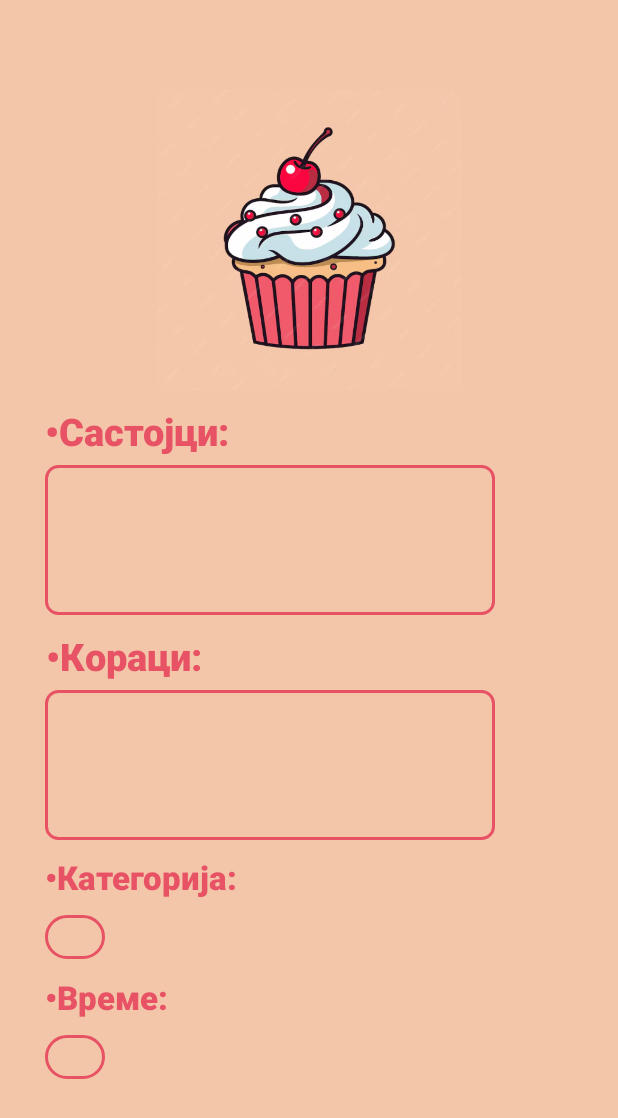
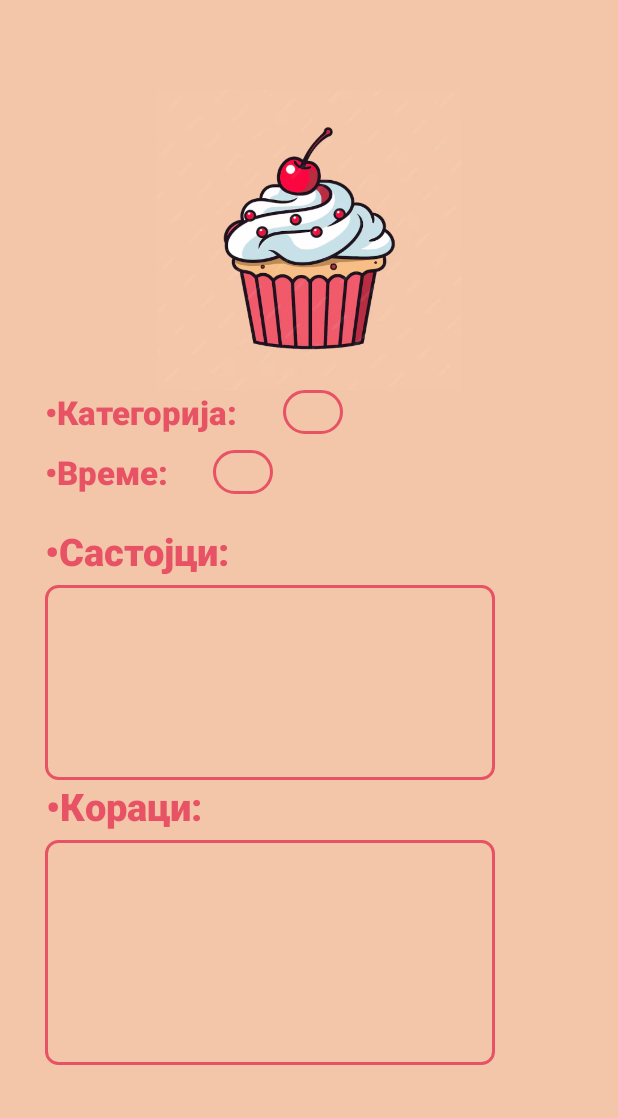
Before and after one commit to draganarankovic/PPprojekat, an Android app: the OtvorenReceptActivity screen opened directly, with no data from a screen before it, on a phone screen of 412 x 824 dp. Shown: the top 1118 px of the screen. Run offline under Robolectric (Android 15) with nearby library versions, the phone set to English and light mode, and no system bars; our stand-ins replace Firebase (no records; nobody signed in at launch, a user with empty details on screens opened directly).

Commit message:
izmena frontenda

```diff
--- a/app/src/main/java/com/example/bakavisnja/NoviReceptActivity.kt
+++ b/app/src/main/java/com/example/bakavisnja/NoviReceptActivity.kt
@@ -46,6 +46,7 @@ class NoviReceptActivity : AppCompatActivity() {
     private var imerecepta = ""
     private var sastojci = ""
     private var koraci = ""
+    private var odabrana = false
 
     val kategorije = arrayOf("слатко", "слано")
     val vreme = arrayOf("15-30 минута", "30-60 минута", "више од сат времена")
@@ -174,6 +175,7 @@ class NoviReceptActivity : AppCompatActivity() {
                 Toast.makeText(applicationContext,"Слика је неуспешно учитана!",Toast.LENGTH_SHORT).show()
             }
         }
+        odabrana = true
     }
 
 
@@ -183,8 +185,8 @@ class NoviReceptActivity : AppCompatActivity() {
         sastojci = binding.sastojci.text.toString().trim()
         koraci = binding.koraci.text.toString().trim()
 
-        if(imerecepta.isEmpty() || sastojci.isEmpty() || koraci.isEmpty()){
-            Toast.makeText(this,"Молимо Вас, попуните сва поља!",Toast.LENGTH_SHORT).show()
+        if(imerecepta.isEmpty() || sastojci.isEmpty() || koraci.isEmpty() || odabrana == false){
+            Toast.makeText(this,"Молимо Вас, попуните сва поља и убаците слику!",Toast.LENGTH_SHORT).show()
         }
         else{
             addReceptFirebase()
--- a/app/src/main/res/layout/activity_otvoren_recept.xml
+++ b/app/src/main/res/layout/activity_otvoren_recept.xml
@@ -42,7 +42,7 @@
             android:id="@+id/mojirecepti1"
             android:layout_height="wrap_content"
             android:layout_marginLeft="30dp"
-            android:layout_marginTop="270dp"
+            android:layout_marginTop="350dp"
             android:layout_width="wrap_content"
             android:text="•Састојци:"
             android:textAlignment="center"
@@ -56,7 +56,7 @@
             android:layout_width="wrap_content"
             android:layout_height="wrap_content"
             android:layout_marginLeft="30dp"
-            android:layout_marginTop="420dp"
+            android:layout_marginTop="520dp"
             android:fontFamily="sans-serif-black"
             android:text="•Кораци:"
             android:textAlignment="center"
@@ -64,44 +64,53 @@
             android:textSize="25sp"
             android:textStyle="bold" />
 
+
         <EditText
+            android:id="@+id/sastojci"
+            android:layout_width="300dp"
+            android:layout_height="130dp"
+            android:layout_marginLeft="30dp"
+            android:layout_marginTop="390dp"
             android:background="@drawable/rectangle_shape"
             android:ems="10"
             android:gravity="start|top"
-            android:id="@+id/sastojci"
             android:inputType="textMultiLine"
-            android:layout_height="100dp"
-            android:layout_marginLeft="30dp"
-            android:layout_marginTop="310dp"
-            android:layout_width="300dp"
+            android:paddingStart="20dp"
             android:paddingEnd="20dp"
-            android:paddingStart="20dp"
-            android:textColor="#E85265" />
-
+            android:textColor="#E85265"
+            android:scrollbars="vertical"
+            android:scrollbarStyle="insideInset"/>
 
         <EditText
             android:background="@drawable/rectangle_shape"
             android:ems="10"
             android:gravity="start|top"
             android:id="@+id/koraci"
-            android:layout_height="100dp"
+            android:layout_height="150dp"
             android:inputType="textMultiLine"
             android:layout_marginLeft="30dp"
-            android:layout_marginTop="460dp"
+            android:layout_marginTop="560dp"
             android:layout_width="300dp"
             android:paddingEnd="20dp"
             android:paddingStart="20dp"
-            android:textColor="#E85265" />
+            android:textColor="#E85265"
+            android:scrollbars="vertical"
+            android:scrollbarStyle="insideInset"/>
 
 
+        <LinearLayout
+            android:layout_width="match_parent"
+            android:layout_height="60dp"
+            android:orientation="horizontal"
+            android:layout_marginTop="260dp"
+            >
         <TextView
             android:fontFamily="sans-serif-black"
             android:id="@+id/mo1jirecepti"
             android:layout_height="wrap_content"
-            android:layout_marginLeft="30dp"
-            android:layout_marginTop="570dp"
             android:layout_width="wrap_content"
             android:text="•Категорија:"
+            android:layout_marginLeft="30dp"
             android:textAlignment="center"
             android:textColor="#E85265"
             android:textSize="22sp"
@@ -109,11 +118,9 @@
 
         <TextView
             android:background="@drawable/border_shape"
-            android:fontFamily="sans-serif-black"
             android:id="@+id/kategorija"
             android:layout_height="wrap_content"
             android:layout_marginLeft="30dp"
-            android:layout_marginTop="610dp"
             android:layout_width="wrap_content"
             android:paddingEnd="20dp"
             android:paddingStart="20dp"
@@ -125,12 +132,19 @@
             />
 
 
+        </LinearLayout>
+        <LinearLayout
+            android:layout_width="match_parent"
+            android:layout_height="60dp"
+            android:orientation="horizontal"
+            android:layout_marginTop="300dp"
+            >
+
         <TextView
             android:fontFamily="sans-serif-black"
             android:id="@+id/mojire1cepti"
             android:layout_height="wrap_content"
             android:layout_marginLeft="30dp"
-            android:layout_marginTop="650dp"
             android:layout_width="wrap_content"
             android:text="•Време:"
             android:textAlignment="center"
@@ -140,11 +154,10 @@
 
         <TextView
             android:background="@drawable/border_shape"
-            android:fontFamily="sans-serif-black"
+
             android:id="@+id/vreme"
             android:layout_height="wrap_content"
             android:layout_marginLeft="30dp"
-            android:layout_marginTop="690dp"
             android:layout_width="wrap_content"
             android:paddingEnd="20dp"
             android:paddingStart="20dp"
@@ -152,5 +165,7 @@
             android:textColor="#E85265"
             android:textSize="22sp" />
 
+
+        </LinearLayout>
     </RelativeLayout>
 </ScrollView>
```
